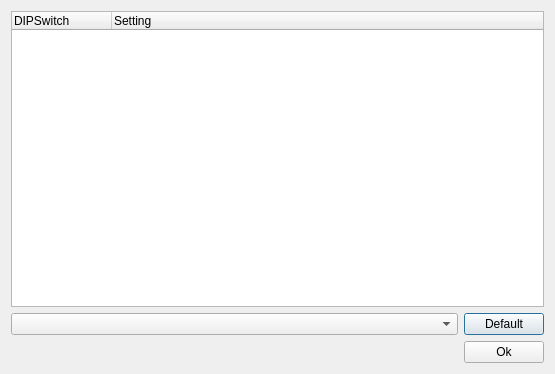
First picture: the form in trunk/src/burner/qt/dipswitchdialog.ui, repository AlanTse1314/FBAlpha-, before the edit.
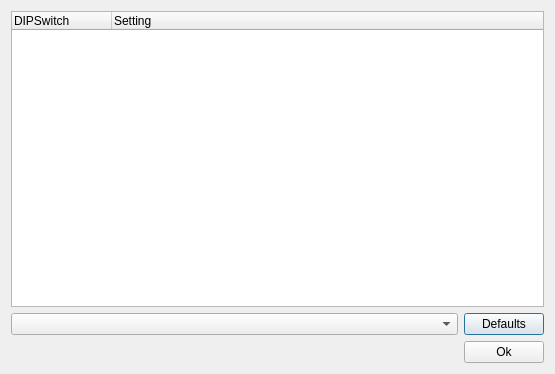
Second picture: the form after the edit.

Commit message: [Qt] fix bugs in DIPSwitches form.

What changed in the file:
```diff
--- a/trunk/src/burner/qt/dipswitchdialog.ui
+++ b/trunk/src/burner/qt/dipswitchdialog.ui
@@ -42,7 +42,7 @@
      <item>
       <widget class="QPushButton" name="btnDefault">
        <property name="text">
-        <string>Default</string>
+        <string>Defaults</string>
        </property>
       </widget>
      </item>
```
The commit also changes 2 other files.
